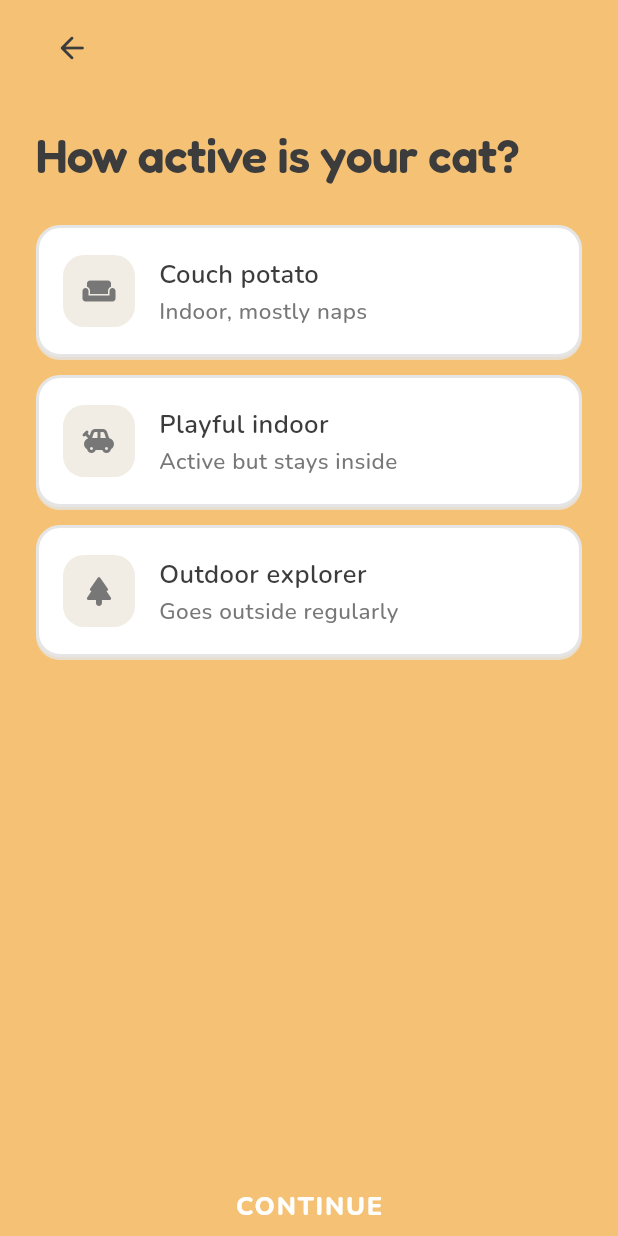
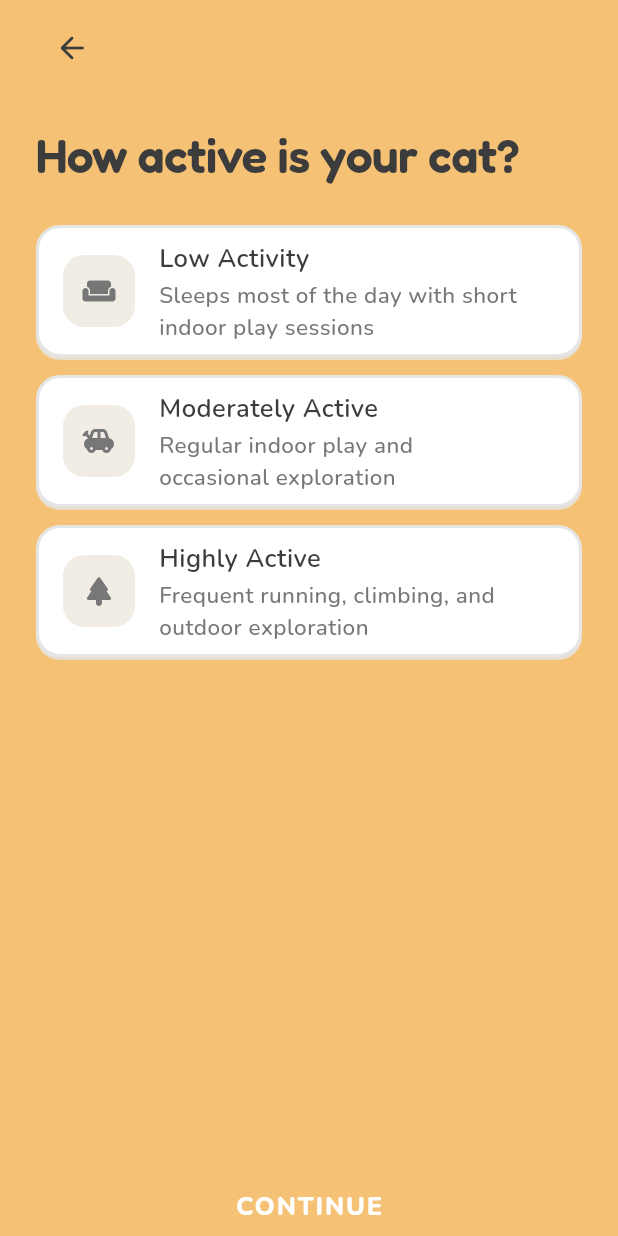
Before and after one commit to dhruvin-sarkar/Neko, a Flutter app: the OnboardingFlowView screen opened directly, on a phone screen of 412 x 824 dp. Run offline on Flutter 3.47's test engine with Material 3 defaults, Android fonts, the phone set to English and light mode, and no system bars; drawn by our look-alikes of flutter_animate; our stand-ins replace audioplayers, cached_network_image, cloud_firestore, confetti, file_picker, firebase_auth and 12 more; missing offline and left inert: chiclet; accounts and stored records are empty; generated files the repository leaves out were written again.

Commit message:
Fix blank settings (Spacer in animated list) and missing cat banner (pending-timestamp orderBy); recolor Lets go to coral; reword activity levels

```diff
--- a/lib/features/onboarding/data/onboarding_options.dart
+++ b/lib/features/onboarding/data/onboarding_options.dart
@@ -55,20 +55,20 @@ abstract final class OnboardingOptions {
   static const List<ActivityOption> activities = <ActivityOption>[
     ActivityOption(
       value: 'couch',
-      label: 'Couch potato',
-      description: 'Indoor, mostly naps',
+      label: 'Low Activity',
+      description: 'Sleeps most of the day with short indoor play sessions',
       icon: Icons.weekend_rounded,
     ),
     ActivityOption(
       value: 'active',
-      label: 'Playful indoor',
-      description: 'Active but stays inside',
+      label: 'Moderately Active',
+      description: 'Regular indoor play and occasional exploration',
       icon: Icons.toys_rounded,
     ),
     ActivityOption(
       value: 'outdoor',
-      label: 'Outdoor explorer',
-      description: 'Goes outside regularly',
+      label: 'Highly Active',
+      description: 'Frequent running, climbing, and outdoor exploration',
       icon: Icons.park_rounded,
     ),
   ];
--- a/lib/features/onboarding/ui/onboarding_flow_view.dart
+++ b/lib/features/onboarding/ui/onboarding_flow_view.dart
@@ -143,12 +143,6 @@ class _OnboardingFlowViewState extends ConsumerState<OnboardingFlowView> {
                       label: config.continueLabel,
                       enabled: config.canContinue,
                       isLoading: state.isSaving,
-                      color: config.isFinal
-                          ? AppColors.success
-                          : AppColors.primary,
-                      shadowColor: config.isFinal
-                          ? AppColors.successDark
-                          : AppColors.primaryDark,
                       onPressed: () => _onContinue(config),
                     ),
                     const SizedBox(height: 8),
--- a/lib/features/profiles/ui/profile_detail_screen.dart
+++ b/lib/features/profiles/ui/profile_detail_screen.dart
@@ -70,9 +70,9 @@ class _CatProfileBody extends StatelessWidget {
 
   String get _activityLabel {
     return switch (cat.activityLevel) {
-      'couch' => 'Couch potato',
-      'outdoor' => 'Outdoor explorer',
-      _ => 'Playful indoor',
+      'couch' => 'Low Activity',
+      'outdoor' => 'Highly Active',
+      _ => 'Moderately Active',
     };
   }
 
```
Also changed, not shown: lib/features/documents/data/document_repository.dart (+16 -4 lines), lib/features/profiles/data/profile_repository.dart (+20 -4 lines), lib/features/settings/ui/settings_screen.dart (+9 -9 lines).
